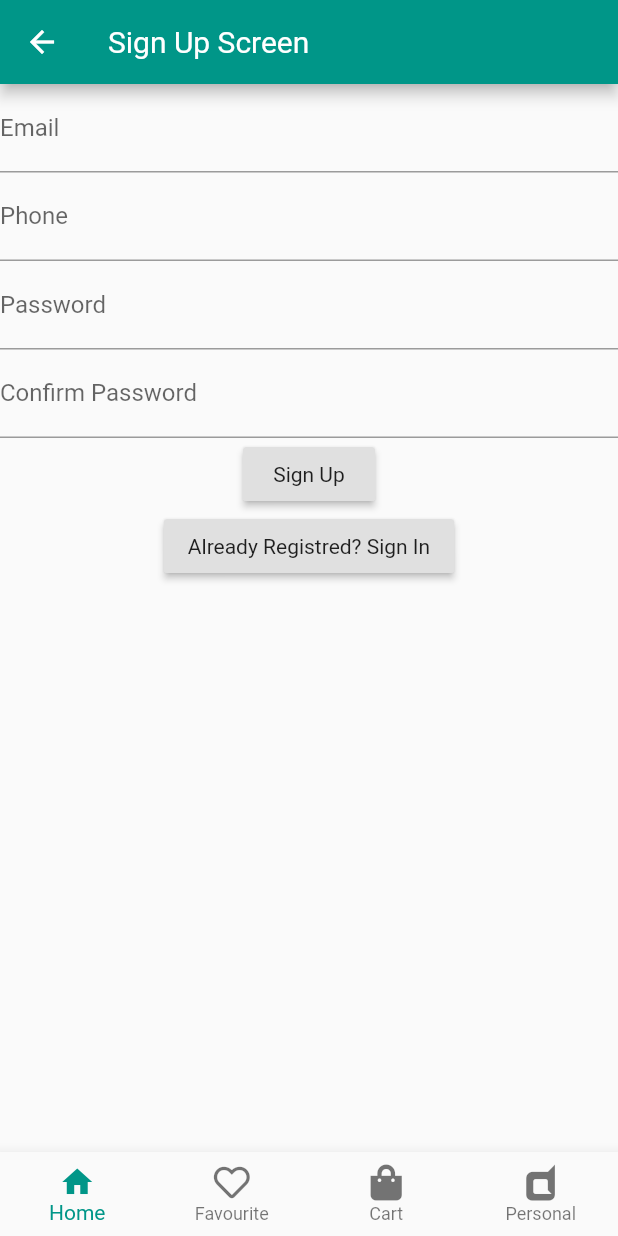
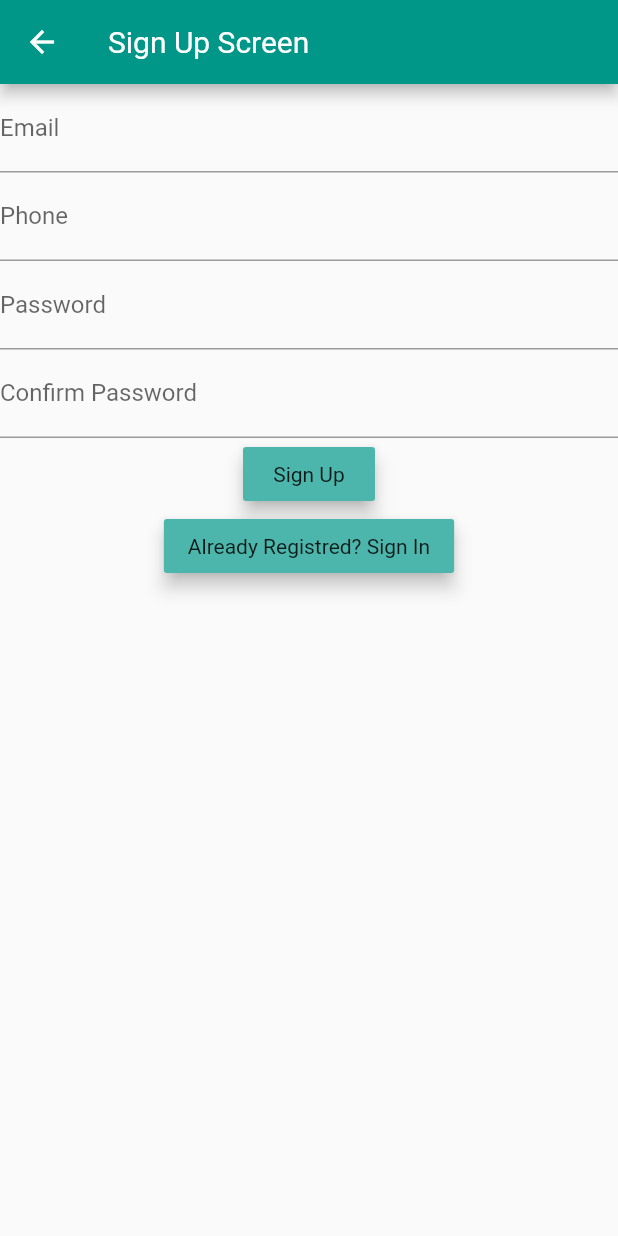
Before and after one commit to taiwooladipupo/passdown_uh_taiwo, a Flutter app: the screen it shows after launch, after a tap on "Register", on a phone screen of 412 x 824 dp. Run offline on Flutter 3.47's test engine with Material 2 defaults, Android fonts, the phone set to English and light mode, and no system bars; our stand-ins replace animated_text_kit, firebase_auth, font_awesome_flutter; accounts and stored records are empty.

Commit message:
Added more changes 1. Activated the Home icon route for the bottom_navbar_widget.dart component 2. Completed Authentication successfully 3. Fixed Android errors, removed unused code and libraries 4. Disabled the AppBar back navigation icon for home screen to maintain loggedin state 5. Added elevation and colours to sign in and sign out button and removed bottom navigation widget where unnessary 6. Added keyboardType property to text fields in signin.dart and signup.dart 7. Updated the welcome_screen.dart

```diff
--- a/lib/common_widget/bottom_navbar_widget.dart
+++ b/lib/common_widget/bottom_navbar_widget.dart
@@ -15,7 +15,8 @@ class _BottomNavBarWidgetState extends State<BottomNavBarWidget> {
       setState(() {
         _selectedIndex = index;
         //navigateToScreens(index);
-        HomePage();
+        //HomePage();
+        Navigator.pushNamed(context, HomePage.id);
       });
 
     }
@@ -27,7 +28,8 @@ class _BottomNavBarWidgetState extends State<BottomNavBarWidget> {
           icon: Icon(Icons.home),
           title: Text(
             'Home',
-            style: TextStyle(color: Color(0xFF545454)),
+            style: TextStyle(color: Color(0xFF545454),
+            ),
           ),
         ),
         BottomNavigationBarItem(
--- a/lib/main.dart
+++ b/lib/main.dart
@@ -3,8 +3,8 @@ import 'package:passdown/views/home.dart';
 import 'package:passdown/views/signin.dart';
 import 'package:passdown/views/signup.dart';
 import 'package:passdown/views/welcome_screen.dart';
-//firebase_core: ^0.3.4
 //  http: ^0.12.0+4
+//cloud_firestore: ^0.9.13+1
 
 //Main Class
 void main() => runApp(MyApp());
--- a/lib/views/home.dart
+++ b/lib/views/home.dart
@@ -1,9 +1,9 @@
-import 'package:cloud_firestore/cloud_firestore.dart';
+// import 'package:cloud_firestore/cloud_firestore.dart';
 import 'package:flutter/material.dart';
 import 'package:firebase_auth/firebase_auth.dart';
 import 'package:passdown/common_widget/bottom_navbar_widget.dart';
 
-final _firestore = Firestore.instance;
+//final _firestore = Firestore.instance;
 FirebaseUser loggedInUser;
 
 class HomePage extends StatefulWidget {
@@ -13,10 +13,7 @@ class HomePage extends StatefulWidget {
 }
 
 class _HomePageState extends State<HomePage> {
-  // final List<Map> myProducts =
-  //     List.generate(6, (index) => {"id": index, "name": "Product $index"})
-  //         .toList();
-      final _auth = FirebaseAuth.instance;
+  final _auth = FirebaseAuth.instance;
 
   @override
   void initState() {
@@ -40,6 +37,7 @@ class _HomePageState extends State<HomePage> {
   Widget build(BuildContext context) {
     return Scaffold(
       appBar: AppBar(
+        automaticallyImplyLeading: false,
         leading: null,
         actions: <Widget>[
           IconButton(
@@ -54,23 +52,7 @@ class _HomePageState extends State<HomePage> {
       ),
       body: Padding(
         padding: const EdgeInsets.all(15.0),
-        // child: GridView.builder(
-        //     gridDelegate: SliverGridDelegateWithMaxCrossAxisExtent(
-        //         maxCrossAxisExtent: 200,
-        //         childAspectRatio: 3 / 2,
-        //         crossAxisSpacing: 20,
-        //         mainAxisSpacing: 20),
-        //     itemCount: myProducts.length,
-        //     itemBuilder: (BuildContext context, index) {
-        //       return Container(
-        //         alignment: Alignment.center,
-        //         child: Text(myProducts[index]["name"]),
-        //         decoration: BoxDecoration(
-        //           color: Colors.amber,
-        //           borderRadius: BorderRadius.circular(15),
-        //         ),
-        //       );
-        //     }),
+        child: Text("Welcome Home"),
       ),
       bottomNavigationBar: BottomNavBarWidget(),
     );
--- a/lib/views/signin.dart
+++ b/lib/views/signin.dart
@@ -22,13 +22,14 @@ class _SignInPageState extends State<SignInPage> {
   Widget build(BuildContext context) {
     return Scaffold(
       appBar: AppBar(
+        automaticallyImplyLeading: false,
         backgroundColor: Colors.teal,
         title: Text('Sign In Screen'),
       ),
       body: Column(
         children: [
           TextField(
-            textAlign: TextAlign.center,
+            textAlign: TextAlign.left,
             onChanged: (value) {
               emailController = value;
             },
@@ -46,6 +47,8 @@ class _SignInPageState extends State<SignInPage> {
             ),
           ),
           RaisedButton(
+            elevation: 5.0,
+            color: Colors.teal.shade300,
             onPressed: () async {
               setState(() {
                 showSpinner = true;
@@ -68,6 +71,8 @@ class _SignInPageState extends State<SignInPage> {
           Column(
             children: [
               RaisedButton(
+                elevation: 5.0,
+                color: Colors.teal.shade300,
                 onPressed: () {
                   Navigator.pushNamed(context, SignUpPage.id);
                 },
@@ -77,7 +82,7 @@ class _SignInPageState extends State<SignInPage> {
           ),
         ],
       ),
-      bottomNavigationBar: BottomNavBarWidget(),
+      //bottomNavigationBar: BottomNavBarWidget(),
     );
   }
 }
--- a/lib/views/signup.dart
+++ b/lib/views/signup.dart
@@ -30,10 +30,11 @@ class _SignUpPageState extends State<SignUpPage> {
       body: Column(
         children: [
           TextField(
-            textAlign: TextAlign.center,
+            textAlign: TextAlign.left,
             onChanged: (value) {
               emailController = value;
             },
+            keyboardType: TextInputType.emailAddress,
             decoration: InputDecoration(
               labelText: "Email",
             ),
@@ -42,6 +43,7 @@ class _SignUpPageState extends State<SignUpPage> {
             onChanged: (value) {
               phoneController = value;
             },
+            keyboardType: TextInputType.phone,
             decoration: InputDecoration(
               labelText: "Phone",
             ),
@@ -65,6 +67,8 @@ class _SignUpPageState extends State<SignUpPage> {
             ),
           ),
           RaisedButton(
+            elevation: 5.0,
+            color: Colors.teal.shade300,
             onPressed: () async {
               setState(() {
                 showSpinner = true;
@@ -87,6 +91,8 @@ class _SignUpPageState extends State<SignUpPage> {
           Column(
             children: [
                   RaisedButton(
+                    elevation: 5.0,
+                    color: Colors.teal.shade300,
                     onPressed: () {
                       Navigator.pushNamed(context, SignInPage.id);
                     },
@@ -96,7 +102,7 @@ class _SignUpPageState extends State<SignUpPage> {
           ),
         ],
       ),
-      bottomNavigationBar: BottomNavBarWidget(),
+      //bottomNavigationBar: BottomNavBarWidget(),
     );
   }
 }
--- a/lib/views/welcome_screen.dart
+++ b/lib/views/welcome_screen.dart
@@ -21,7 +21,7 @@ class _WelcomeScreenState extends State<WelcomeScreen>
 
     controller =
         AnimationController(duration: Duration(seconds: 1), vsync: this);
-    animation = ColorTween(begin: Colors.blueGrey, end: Colors.white)
+    animation = ColorTween(begin: Colors.teal, end: Colors.white)
         .animate(controller);
     controller.forward();
     controller.addListener(() {
@@ -38,6 +38,9 @@ class _WelcomeScreenState extends State<WelcomeScreen>
   @override
   Widget build(BuildContext context) {
     return Scaffold(
+      appBar: AppBar(
+        backgroundColor: Colors.teal,
+      ),
       backgroundColor: animation.value,
       body: Padding(
         padding: EdgeInsets.symmetric(horizontal: 24.0),
@@ -46,19 +49,26 @@ class _WelcomeScreenState extends State<WelcomeScreen>
           crossAxisAlignment: CrossAxisAlignment.stretch,
           children: <Widget>[
             Row(
+              mainAxisAlignment: MainAxisAlignment.center,
               children: <Widget>[
                 Hero(
                   tag: 'logo',
                   child: Container(
                     child: Image.asset('assets/images/ic_app_icon.png'),
-                    height: 60.0,
+                    height: 160.0,
+                    width: 250,
                   ),
                 ),
+              ],
+            ),
+            Row(
+              mainAxisAlignment: MainAxisAlignment.center,
+              children: [
                 TypewriterAnimatedTextKit(
-                  text: ['PASSDOWN'],
+                  text: ['WELCOME'],
                   textStyle: TextStyle(
-                    fontSize: 45.0,
-                    fontWeight: FontWeight.w900,
+                    fontSize: 30.0,
+                    fontWeight: FontWeight.w500,
                   ),
                 ),
               ],
@@ -67,15 +77,15 @@ class _WelcomeScreenState extends State<WelcomeScreen>
               height: 48.0,
             ),
             RaisedButton(
-              child: Text('Log In'),
-              color: Colors.lightBlueAccent,
+              child: Text('Sign In'),
+              color: Colors.teal,
               onPressed: () {
                 Navigator.pushNamed(context, SignInPage.id);
               },
             ),
             RaisedButton(
               child: Text('Register'),
-              color: Colors.blueAccent,
+              color: Colors.teal.shade300,
               onPressed: () {
                 Navigator.pushNamed(context, SignUpPage.id);
               },
--- a/pubspec.yaml
+++ b/pubspec.yaml
@@ -10,7 +10,7 @@ dependencies:
   flutter:
     sdk: flutter
   firebase_auth: ^0.8.4+4
-  cloud_firestore: ^0.9.13+1
+  firebase_core: ^0.3.4
   font_awesome: ^5.10.1
   font_awesome_flutter: 8.8.1
   modal_progress_hud: ^0.1.3
```
Also changed, not shown: pubspec.lock.
